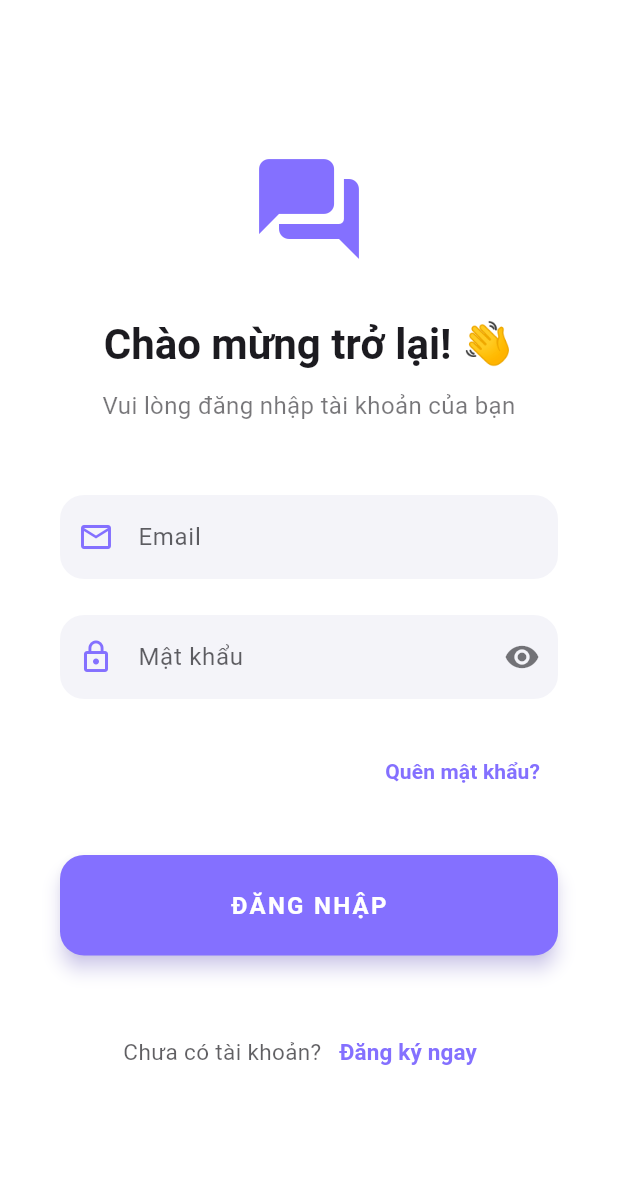
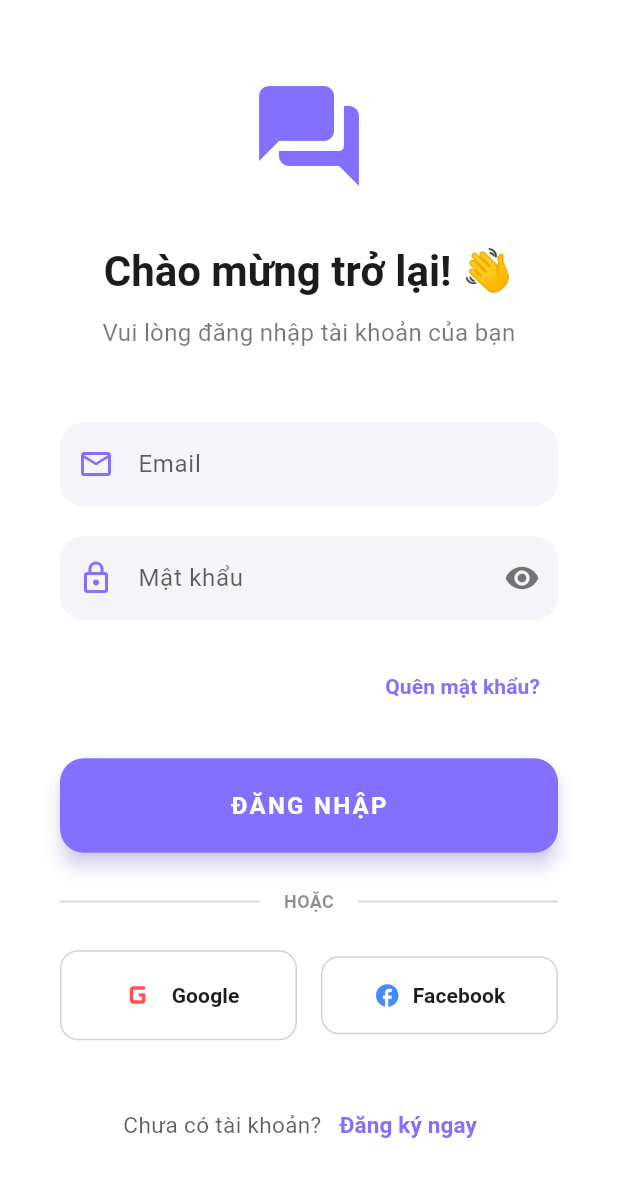
Before and after one commit to NS1Beast/ChatBoxFlutter, a Flutter app: the screen it shows after launch, on a phone screen of 412 x 824 dp. Shown: the top 1177 px of the screen. Run offline on Flutter 3.47's test engine with Material 3 defaults, Android fonts, the phone set to English and light mode, and no system bars; our stand-ins replace emoji_picker_flutter; missing offline and left inert: window_manager; Roboto replaces fonts that are missing (Segoe UI).

Commit message:
5:23 27/5

```diff
--- a/lib/features/auth/LoginScreen.dart
+++ b/lib/features/auth/LoginScreen.dart
@@ -1,6 +1,7 @@
 import 'package:flutter/material.dart';
 import '../chat/screens/DashboardScreen.dart';
 import 'AuthController.dart'; // Import Backend
+
 class LoginScreen extends StatefulWidget {
   const LoginScreen({super.key});
 
@@ -12,15 +13,30 @@ class _LoginScreenState extends State<LoginScreen> {
   // Khởi tạo Controller
   final AuthController _controller = AuthController();
 
-  // Hàm xử lý UI khi nhấn nút Đăng nhập
+  // Hàm xử lý UI khi nhấn nút Đăng nhập truyền thống
   void _handleLogin() async {
-    // Hiện tại đang truyền chuỗi rỗng để test. Sau này bạn truyền text từ TextEditingController vào.
     bool success = await _controller.login("email", "password");
     if (success && mounted) {
-      Navigator.pushReplacement(
-        context,
-        MaterialPageRoute(builder: (context) => const DashboardScreen()),
-      );
+      Navigator.pushReplacement(context, MaterialPageRoute(builder: (context) => const DashboardScreen()));
+    }
+  }
+
+  // Hàm xử lý UI Đăng nhập/Đăng ký bằng Mạng xã hội (OAuth)
+  void _handleSocialAuth(String provider) async {
+    // Thông báo cho người dùng biết luồng xử lý
+    ScaffoldMessenger.of(context).showSnackBar(
+      SnackBar(
+        content: Text('Đang kết nối $provider... (Tự động tạo tài khoản nếu chưa có)'),
+        behavior: SnackBarBehavior.floating,
+      ),
+    );
+
+    // Giả lập thời gian call API (Sau này thay bằng logic Auth Supabase/Firebase)
+    await Future.delayed(const Duration(seconds: 1));
+
+    if (mounted) {
+      // Chuyển thẳng vào màn hình chính
+      Navigator.pushReplacement(context, MaterialPageRoute(builder: (context) => const DashboardScreen()));
     }
   }
 
@@ -32,7 +48,7 @@ class _LoginScreenState extends State<LoginScreen> {
     VoidCallback? onVisibilityToggle,
   }) {
     return Padding(
-      padding: const EdgeInsets.only(bottom: 24),
+      padding: const EdgeInsets.only(bottom: 20), // Giảm padding một chút để nhường chỗ cho nút Social
       child: TextFormField(
         obscureText: isPassword && !(isPasswordVisible ?? false),
         decoration: InputDecoration(
@@ -46,14 +62,60 @@ class _LoginScreenState extends State<LoginScreen> {
                   onPressed: onVisibilityToggle,
                 )
               : null,
-          border: OutlineInputBorder(
-            borderRadius: BorderRadius.circular(16),
-            borderSide: BorderSide.none,
-          ),
+          border: OutlineInputBorder(borderRadius: BorderRadius.circular(16), borderSide: BorderSide.none),
           filled: true,
           fillColor: Theme.of(context).colorScheme.surfaceContainerHighest,
         ),
       ),
+    );
+  }
+
+  // --- COMPONENT: Khu vực nút bấm Mạng xã hội ---
+  Widget _buildSocialLoginSection(Color textColor) {
+    return Column(
+      children: [
+        const SizedBox(height: 24),
+        Row(
+          children: [
+            Expanded(child: Divider(color: textColor.withValues(alpha: 0.2))),
+            Padding(
+              padding: const EdgeInsets.symmetric(horizontal: 16),
+              child: Text('HOẶC', style: TextStyle(color: textColor.withValues(alpha: 0.5), fontSize: 12, fontWeight: FontWeight.bold)),
+            ),
+            Expanded(child: Divider(color: textColor.withValues(alpha: 0.2))),
+          ],
+        ),
+        const SizedBox(height: 24),
+        Row(
+          children: [
+            Expanded(
+              child: OutlinedButton.icon(
+                onPressed: () => _handleSocialAuth('Google'),
+                icon: const Icon(Icons.g_mobiledata_rounded, size: 28, color: Colors.redAccent), // Dùng icon G tạm thời
+                label: Text('Google', style: TextStyle(color: textColor, fontWeight: FontWeight.bold)),
+                style: OutlinedButton.styleFrom(
+                  padding: const EdgeInsets.symmetric(vertical: 16),
+                  side: BorderSide(color: textColor.withValues(alpha: 0.2)),
+                  shape: RoundedRectangleBorder(borderRadius: BorderRadius.circular(12)),
+                ),
+              ),
+            ),
+            const SizedBox(width: 16),
+            Expanded(
+              child: OutlinedButton.icon(
+                onPressed: () => _handleSocialAuth('Facebook'),
+                icon: const Icon(Icons.facebook_rounded, color: Colors.blueAccent),
+                label: Text('Facebook', style: TextStyle(color: textColor, fontWeight: FontWeight.bold)),
+                style: OutlinedButton.styleFrom(
+                  padding: const EdgeInsets.symmetric(vertical: 16),
+                  side: BorderSide(color: textColor.withValues(alpha: 0.2)),
+                  shape: RoundedRectangleBorder(borderRadius: BorderRadius.circular(12)),
+                ),
+              ),
+            ),
+          ],
+        ),
+      ],
     );
   }
 
@@ -68,7 +130,6 @@ class _LoginScreenState extends State<LoginScreen> {
     final double fullWidth = size.width;
     final double halfWidth = fullWidth / 2;
 
-    // Lấy màu nền chuẩn cho Dark/Light mode
     final surfaceColor = Theme.of(context).colorScheme.surface;
     final textColor = Theme.of(context).colorScheme.onSurface;
 
@@ -85,50 +146,30 @@ class _LoginScreenState extends State<LoginScreen> {
           ? Stack(
             children: [
               // ==========================================
-              // LỚP 1: CÁC FORM ĐIỀN THÔNG TIN (Vị trí tĩnh)
+              // LỚP 1: CÁC FORM ĐIỀN THÔNG TIN
               // ==========================================
 
               // 1. Form Đăng Nhập
               Positioned(
-                top: 0, bottom: 0, left: 0,
-                width: halfWidth,
-                child: Container(
-                  color: surfaceColor,
-                  child: _buildLoginForm(isDesktop, textColor),
-                ),
+                top: 0, bottom: 0, left: 0, width: halfWidth,
+                child: Container(color: surfaceColor, child: _buildLoginForm(isDesktop, textColor)),
               ),
 
               // 2. Form Đăng Ký
               Positioned(
-                top: 0, bottom: 0, left: halfWidth,
-                width: halfWidth,
+                top: 0, bottom: 0, left: halfWidth, width: halfWidth,
                 child: AnimatedOpacity(
-                  duration: const Duration(milliseconds: 400),
-                  opacity: isRegister ? 1.0 : 0.0,
-                  child: IgnorePointer(
-                    ignoring: !isRegister,
-                    child: Container(
-                      color: surfaceColor,
-                      child: _buildRegisterForm(isDesktop, textColor),
-                    ),
-                  ),
+                  duration: const Duration(milliseconds: 400), opacity: isRegister ? 1.0 : 0.0,
+                  child: IgnorePointer(ignoring: !isRegister, child: Container(color: surfaceColor, child: _buildRegisterForm(isDesktop, textColor))),
                 ),
               ),
 
               // 3. Form Quên Mật Khẩu
               Positioned(
-                top: 0, bottom: 0, left: halfWidth,
-                width: halfWidth,
+                top: 0, bottom: 0, left: halfWidth, width: halfWidth,
                 child: AnimatedOpacity(
-                  duration: const Duration(milliseconds: 400),
-                  opacity: isForgot ? 1.0 : 0.0,
-                  child: IgnorePointer(
-                    ignoring: !isForgot,
-                    child: Container(
-                      color: surfaceColor,
-                      child: _buildForgotPasswordForm(isDesktop, textColor),
-                    ),
-                  ),
+                  duration: const Duration(milliseconds: 400), opacity: isForgot ? 1.0 : 0.0,
+                  child: IgnorePointer(ignoring: !isForgot, child: Container(color: surfaceColor, child: _buildForgotPasswordForm(isDesktop, textColor))),
                 ),
               ),
 
@@ -137,22 +178,15 @@ class _LoginScreenState extends State<LoginScreen> {
               // ==========================================
               AnimatedPositioned(
                 duration: duration, curve: curve,
-                top: 0, bottom: 0,
-                left: isLogin ? halfWidth : 0,
-                width: halfWidth,
+                top: 0, bottom: 0, left: isLogin ? halfWidth : 0, width: halfWidth,
                 child: AnimatedContainer(
-                  duration: duration,
-                  curve: curve,
+                  duration: duration, curve: curve,
                   decoration: BoxDecoration(
                     color: Theme.of(context).colorScheme.primary,
-                    boxShadow: const [
-                      BoxShadow(color: Colors.black26, blurRadius: 40, offset: Offset(0, 0))
-                    ],
+                    boxShadow: const [BoxShadow(color: Colors.black26, blurRadius: 40, offset: Offset(0, 0))],
                     borderRadius: BorderRadius.only(
-                      topLeft: Radius.circular(isLogin ? 80 : 0),
-                      bottomLeft: Radius.circular(isLogin ? 80 : 0),
-                      topRight: Radius.circular(isLogin ? 0 : 80),
-                      bottomRight: Radius.circular(isLogin ? 0 : 80),
+                      topLeft: Radius.circular(isLogin ? 80 : 0), bottomLeft: Radius.circular(isLogin ? 80 : 0),
+                      topRight: Radius.circular(isLogin ? 0 : 80), bottomRight: Radius.circular(isLogin ? 0 : 80),
                     ),
                   ),
                   child: Center(
@@ -162,24 +196,9 @@ class _LoginScreenState extends State<LoginScreen> {
                         children: [
                           const Icon(Icons.forum_rounded, size: 140, color: Colors.white),
                           const SizedBox(height: 32),
-                          Text(
-                            'Your chat companion, anytime, anywhere',
-                            textAlign: TextAlign.center,
-                            style: Theme.of(context).textTheme.headlineMedium?.copyWith(
-                              color: Colors.white,
-                              fontWeight: FontWeight.bold,
-                              letterSpacing: 2,
-                            ),
-                          ),
+                          Text('Your chat companion,\nanytime, anywhere', textAlign: TextAlign.center, style: Theme.of(context).textTheme.headlineMedium?.copyWith(color: Colors.white, fontWeight: FontWeight.bold, letterSpacing: 2)),
                           const SizedBox(height: 20),
-                          Text(
-                            'Kết nối mọi lúc, mọi nơi\nAn toàn & Tốc độ',
-                            textAlign: TextAlign.center,
-                            style: Theme.of(context).textTheme.titleLarge?.copyWith(
-                              color: Colors.white.withValues(alpha: 0.8),
-                              height: 1.6,
-                            ),
-                          ),
+                          Text('Kết nối mọi lúc, mọi nơi\nAn toàn & Tốc độ', textAlign: TextAlign.center, style: Theme.of(context).textTheme.titleLarge?.copyWith(color: Colors.white.withValues(alpha: 0.8), height: 1.6)),
                         ],
                       ),
                     ),
@@ -194,11 +213,7 @@ class _LoginScreenState extends State<LoginScreen> {
                 child: Container(
                   key: ValueKey(_controller.currentForm),
                   color: surfaceColor,
-                  child: isLogin
-                      ? _buildLoginForm(isDesktop, textColor)
-                      : isRegister
-                          ? _buildRegisterForm(isDesktop, textColor)
-                          : _buildForgotPasswordForm(isDesktop, textColor),
+                  child: isLogin ? _buildLoginForm(isDesktop, textColor) : isRegister ? _buildRegisterForm(isDesktop, textColor) : _buildForgotPasswordForm(isDesktop, textColor),
                 ),
               ),
           ),
@@ -224,26 +239,15 @@ class _LoginScreenState extends State<LoginScreen> {
                 Icon(Icons.forum_rounded, size: 80, color: Theme.of(context).colorScheme.primary),
                 const SizedBox(height: 32),
               ],
-              Text(
-                'Chào mừng trở lại! 👋',
-                style: Theme.of(context).textTheme.headlineMedium?.copyWith(fontWeight: FontWeight.bold, color: textColor),
-                textAlign: isDesktop ? TextAlign.left : TextAlign.center,
-              ),
+              Text('Chào mừng trở lại! 👋', style: Theme.of(context).textTheme.headlineMedium?.copyWith(fontWeight: FontWeight.bold, color: textColor), textAlign: isDesktop ? TextAlign.left : TextAlign.center),
               const SizedBox(height: 12),
-              Text(
-                'Vui lòng đăng nhập tài khoản của bạn',
-                style: TextStyle(color: textColor.withValues(alpha: 0.6), fontSize: 16),
-                textAlign: isDesktop ? TextAlign.left : TextAlign.center,
-              ),
+              Text('Vui lòng đăng nhập tài khoản của bạn', style: TextStyle(color: textColor.withValues(alpha: 0.6), fontSize: 16), textAlign: isDesktop ? TextAlign.left : TextAlign.center),
               const SizedBox(height: 48),
 
               _buildTextField(label: 'Email', icon: Icons.email_outlined),
               _buildTextField(
-                label: 'Mật khẩu',
-                icon: Icons.lock_outline,
-                isPassword: true,
-                isPasswordVisible: _controller.isLoginPassVisible,
-                onVisibilityToggle: _controller.toggleLoginPassVisibility,
+                label: 'Mật khẩu', icon: Icons.lock_outline, isPassword: true,
+                isPasswordVisible: _controller.isLoginPassVisible, onVisibilityToggle: _controller.toggleLoginPassVisibility,
               ),
 
               Align(
@@ -253,20 +257,22 @@ class _LoginScreenState extends State<LoginScreen> {
                   child: Text('Quên mật khẩu?', style: TextStyle(fontWeight: FontWeight.w600, color: Theme.of(context).colorScheme.primary)),
                 ),
               ),
-              const SizedBox(height: 32),
+              const SizedBox(height: 24),
 
               FilledButton(
                 onPressed: _handleLogin,
                 style: FilledButton.styleFrom(
-                  padding: const EdgeInsets.symmetric(vertical: 22),
+                  padding: const EdgeInsets.symmetric(vertical: 20),
                   shape: RoundedRectangleBorder(borderRadius: BorderRadius.circular(16)),
-                  elevation: 5,
-                  shadowColor: Theme.of(context).colorScheme.primary.withValues(alpha: 0.5),
+                  elevation: 5, shadowColor: Theme.of(context).colorScheme.primary.withValues(alpha: 0.5),
                 ),
                 child: const Text('ĐĂNG NHẬP', style: TextStyle(fontSize: 16, fontWeight: FontWeight.bold, letterSpacing: 1.5)),
               ),
-              const SizedBox(height: 40),
 
+              // KHU VỰC ĐĂNG NHẬP BẰNG MẠNG XÃ HỘI
+              _buildSocialLoginSection(textColor),
+
+              const SizedBox(height: 32),
               Row(
                 mainAxisAlignment: MainAxisAlignment.center,
                 children: [
@@ -302,21 +308,15 @@ class _LoginScreenState extends State<LoginScreen> {
               _buildTextField(label: 'Họ và tên', icon: Icons.person_outline),
               _buildTextField(label: 'Email', icon: Icons.email_outlined),
               _buildTextField(
-                label: 'Mật khẩu',
-                icon: Icons.lock_outline,
-                isPassword: true,
-                isPasswordVisible: _controller.isRegPassVisible,
-                onVisibilityToggle: _controller.toggleRegPassVisibility,
+                label: 'Mật khẩu', icon: Icons.lock_outline, isPassword: true,
+                isPasswordVisible: _controller.isRegPassVisible, onVisibilityToggle: _controller.toggleRegPassVisibility,
               ),
               _buildTextField(
-                label: 'Xác nhận mật khẩu',
-                icon: Icons.lock_reset_outlined,
-                isPassword: true,
-                isPasswordVisible: _controller.isRegConfirmPassVisible,
-                onVisibilityToggle: _controller.toggleRegConfirmPassVisibility,
+                label: 'Xác nhận mật khẩu', icon: Icons.lock_reset_outlined, isPassword: true,
+                isPasswordVisible: _controller.isRegConfirmPassVisible, onVisibilityToggle: _controller.toggleRegConfirmPassVisibility,
               ),
 
-              const SizedBox(height: 32),
+              const SizedBox(height: 24),
               FilledButton(
                 onPressed: () async {
                   bool success = await _controller.register("name", "email", "pass");
@@ -325,14 +325,14 @@ class _LoginScreenState extends State<LoginScreen> {
                     ScaffoldMessenger.of(context).showSnackBar(const SnackBar(content: Text('Đăng ký thành công!')));
                   }
                 },
-                style: FilledButton.styleFrom(
-                  padding: const EdgeInsets.symmetric(vertical: 22),
-                  shape: RoundedRectangleBorder(borderRadius: BorderRadius.circular(16)),
-                ),
+                style: FilledButton.styleFrom(padding: const EdgeInsets.symmetric(vertical: 20), shape: RoundedRectangleBorder(borderRadius: BorderRadius.circular(16))),
                 child: const Text('ĐĂNG KÝ', style: TextStyle(fontSize: 16, fontWeight: FontWeight.bold, letterSpacing: 1.5)),
               ),
+
+              // KHU VỰC ĐĂNG KÝ BẰNG MẠNG XÃ HỘI
+              _buildSocialLoginSection(textColor),
+
               const SizedBox(height: 32),
-
               Center(
                 child: TextButton(
                   onPressed: () => _controller.switchForm(AuthFormType.login),
@@ -372,14 +372,10 @@ class _LoginScreenState extends State<LoginScreen> {
                     ScaffoldMessenger.of(context).showSnackBar(const SnackBar(content: Text('Đã gửi email khôi phục!')));
                   }
                 },
-                style: FilledButton.styleFrom(
-                  padding: const EdgeInsets.symmetric(vertical: 22),
-                  shape: RoundedRectangleBorder(borderRadius: BorderRadius.circular(16)),
-                ),
+                style: FilledButton.styleFrom(padding: const EdgeInsets.symmetric(vertical: 22), shape: RoundedRectangleBorder(borderRadius: BorderRadius.circular(16))),
                 child: const Text('GỬI LIÊN KẾT', style: TextStyle(fontSize: 16, fontWeight: FontWeight.bold, letterSpacing: 1.5)),
               ),
               const SizedBox(height: 32),
-
               Center(
                 child: TextButton(
                   onPressed: () => _controller.switchForm(AuthFormType.login),
```
